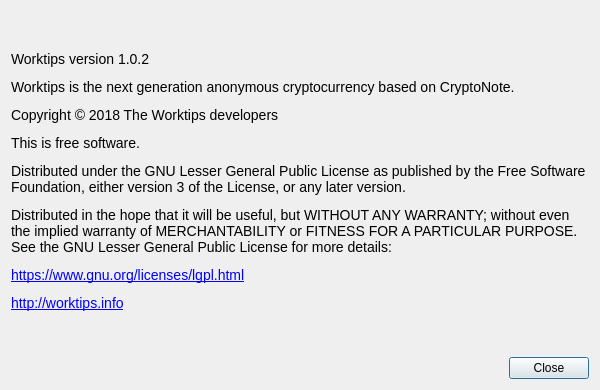
This is src/Gui/Common/AboutDialog.ui in worktips/worktips-lite-wallet as Qt 5 draws it before an edit. The edited form follows.
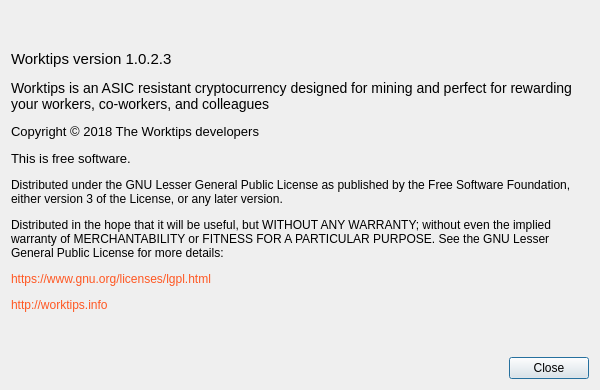
This is the edited form. Custom widgets are drawn as their Qt base class.

Patch:
```diff
--- a/src/Gui/Common/AboutDialog.ui
+++ b/src/Gui/Common/AboutDialog.ui
@@ -41,7 +41,7 @@
       </sizepolicy>
      </property>
      <property name="text">
-      <string>&lt;html&gt;&lt;head/&gt;&lt;body&gt;&lt;p&gt;&lt;span style=&quot; font-family:'Open Sans'; font-size:14px;&quot;&gt;Worktips version 1.0.2&lt;/span&gt;&lt;/p&gt;&lt;p&gt;&lt;span style=&quot; font-family:'Open Sans'; font-size:14px;&quot;&gt;Worktips is the next generation anonymous cryptocurrency based on CryptoNote.&lt;/span&gt;&lt;/p&gt;&lt;p&gt;&lt;span style=&quot; font-family:'Open Sans'; font-size:14px;&quot;&gt;Copyright © 2018 The Worktips developers&lt;/span&gt;&lt;/p&gt;&lt;p&gt;&lt;span style=&quot; font-family:'Open Sans'; font-size:14px;&quot;&gt;This is free software.&lt;/span&gt;&lt;/p&gt;&lt;p&gt;&lt;span style=&quot; font-family:'Open Sans'; font-size:14px;&quot;&gt;Distributed under the GNU Lesser General Public License as published by the Free Software Foundation, either version 3 of the License, or any later version.&lt;/span&gt;&lt;/p&gt;&lt;p&gt;&lt;span style=&quot; font-family:'Open Sans'; font-size:14px;&quot;&gt;Distributed in the hope that it will be useful, but WITHOUT ANY WARRANTY; without even the implied warranty of MERCHANTABILITY or FITNESS FOR A PARTICULAR PURPOSE. See the GNU Lesser General Public License for more details:&lt;/span&gt;&lt;/p&gt;&lt;p&gt;&lt;a href=&quot;https://www.gnu.org/licenses/lgpl.html&quot;&gt;&lt;span style=&quot; font-family:'Open Sans'; font-size:14px; text-decoration: underline; color:#0000ff;&quot;&gt;https://www.gnu.org/licenses/lgpl.html&lt;/span&gt;&lt;/a&gt;&lt;/p&gt;&lt;p&gt;&lt;a href=&quot;http://worktips.info/&quot;&gt;&lt;span style=&quot; font-family:'Open Sans'; font-size:14px; text-decoration: underline; color:#0000ff;&quot;&gt;http://worktips.info&lt;/span&gt;&lt;/a&gt;&lt;/p&gt;&lt;/body&gt;&lt;/html&gt;</string>
+      <string>&lt;html&gt;&lt;head/&gt;&lt;body&gt;&lt;p&gt;&lt;span style=&quot; font-family:'Open Sans'; font-size:15px;&quot;&gt;Worktips version 1.0.2.3&lt;/span&gt;&lt;/p&gt;&lt;p&gt;&lt;span style=&quot; font-family:'Open Sans'; font-size:14px;&quot;&gt;Worktips is an ASIC resistant cryptocurrency designed for mining and perfect for rewarding your workers, co-workers, and colleagues&lt;/span&gt;&lt;/p&gt;&lt;p&gt;&lt;span style=&quot; font-family:'Open Sans'; font-size:13px;&quot;&gt;Copyright © 2018 The Worktips developers&lt;/span&gt;&lt;/p&gt;&lt;p&gt;&lt;span style=&quot; font-family:'Open Sans'; font-size:13px;&quot;&gt;This is free software.&lt;/span&gt;&lt;/p&gt;&lt;p&gt;&lt;span style=&quot; font-family:'Open Sans'; font-size:12px;&quot;&gt;Distributed under the GNU Lesser General Public License as published by the Free Software Foundation, either version 3 of the License, or any later version.&lt;/span&gt;&lt;/p&gt;&lt;p&gt;&lt;span style=&quot; font-family:'Open Sans'; font-size:12px;&quot;&gt;Distributed in the hope that it will be useful, but WITHOUT ANY WARRANTY; without even the implied warranty of MERCHANTABILITY or FITNESS FOR A PARTICULAR PURPOSE. See the GNU Lesser General Public License for more details:&lt;/span&gt;&lt;/p&gt;&lt;p&gt;&lt;a href=&quot;https://www.gnu.org/licenses/lgpl.html&quot;&gt;&lt;span style=&quot; font-family:'Open Sans'; font-size:12px; text-decoration: none; color:#FF5722;&quot;&gt;https://www.gnu.org/licenses/lgpl.html&lt;/span&gt;&lt;/a&gt;&lt;/p&gt;&lt;p&gt;&lt;a href=&quot;http://worktips.info/&quot;&gt;&lt;span style=&quot; font-family:'Open Sans'; font-size:12px; text-decoration: none; color:#FF5722;&quot;&gt;http://worktips.info&lt;/span&gt;&lt;/a&gt;&lt;/p&gt;&lt;/body&gt;&lt;/html&gt;</string>
      </property>
      <property name="textFormat">
       <enum>Qt::RichText</enum>
```
